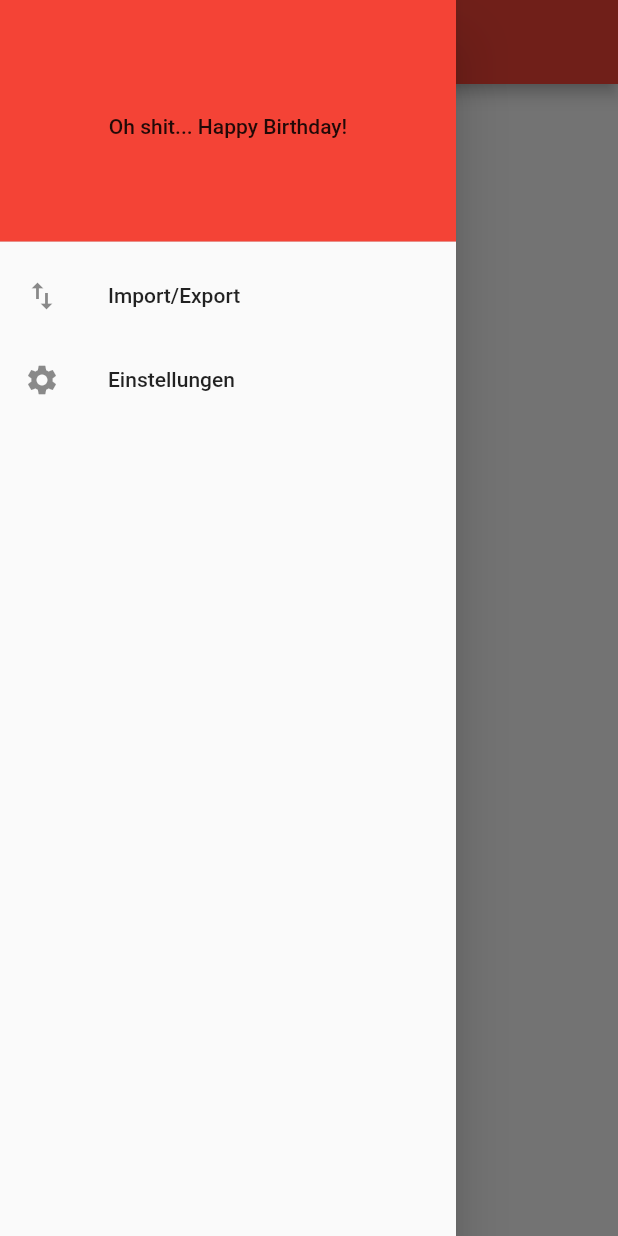
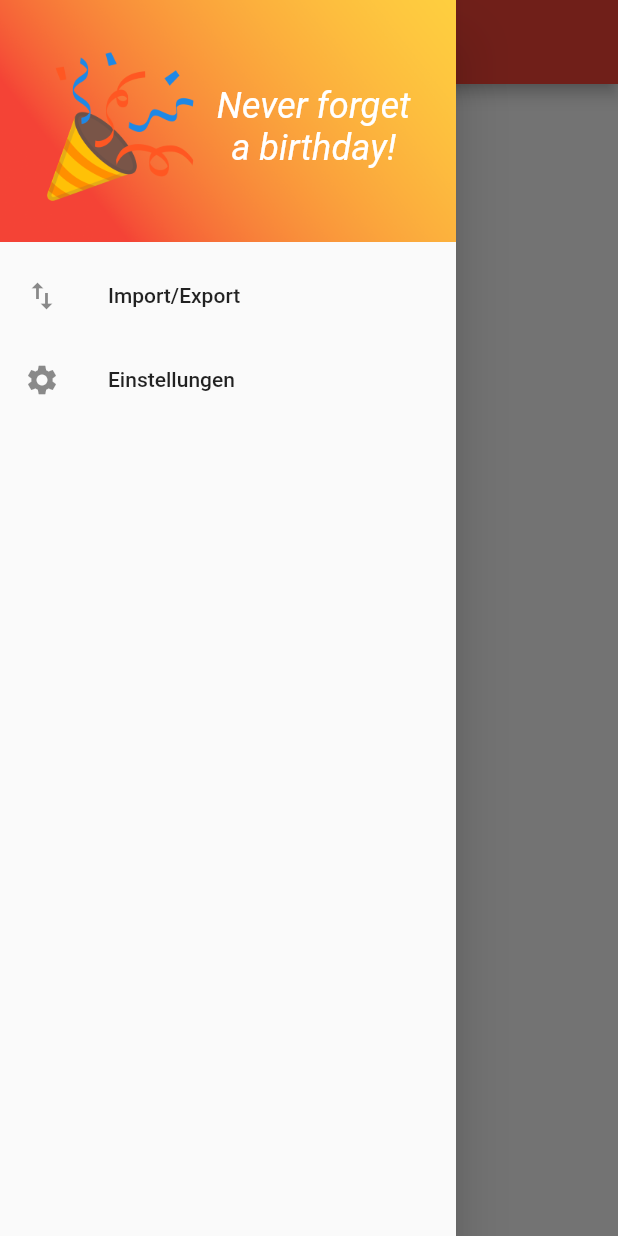
Before and after one commit to danielyxyang/birthdays, a Flutter app: the PageScaffold screen opened directly with empty values, with the side drawer open, on a phone screen of 412 x 824 dp. Run offline on Flutter 3.47's test engine with Material 2 defaults, Android fonts, the phone set to English and light mode, and no system bars; our stand-ins replace shared_preferences, sqflite; missing offline and left inert: flutter_document_picker; accounts and stored records are empty; statements that could not run were skipped.

```diff
--- a/lib/src/ui/widgets/pageScaffold.dart
+++ b/lib/src/ui/widgets/pageScaffold.dart
@@ -27,8 +27,28 @@ class PageScaffold extends StatelessWidget {
       child: ListView(
         children: <Widget>[
           DrawerHeader(
-            child: Center(child: Text("Oh shit... Happy Birthday!")),
-            decoration: BoxDecoration(color: Colors.red),
+            child: Row(
+              mainAxisAlignment: MainAxisAlignment.spaceEvenly,
+              children: <Widget>[
+                Container(
+                  child: Image.asset("assets/images/party_icon_400.png"),
+                  width: 100,
+                ),
+                Center(
+                  child: Text(
+                    "Never forget\na birthday!",
+                    style: Theme.of(context).textTheme.headline.copyWith(color: Colors.white, fontStyle: FontStyle.italic),
+                    textAlign: TextAlign.center,
+                  ),
+                ),
+              ],
+            ),
+            decoration: BoxDecoration(
+              image: DecorationImage(
+                image: AssetImage("assets/images/drawer_background.png"),
+                fit: BoxFit.cover,
+              )
+            ),
           ),
           ListTile(
             leading: Icon(Icons.import_export),
--- a/pubspec.yaml
+++ b/pubspec.yaml
@@ -48,8 +48,8 @@ flutter:
   uses-material-design: true
 
   # To add assets to your application, add an assets section, like this:
-  # assets:
-  #  - lib/assets/images/
+  assets:
+    - assets/images/
   #  - images/a_dot_ham.jpeg
 
   # An image asset can refer to one or more resolution-specific "variants", see
```
Also changed, not shown: assets/images/drawer_background.png (added), assets/images/party_icon_400.png (added).
